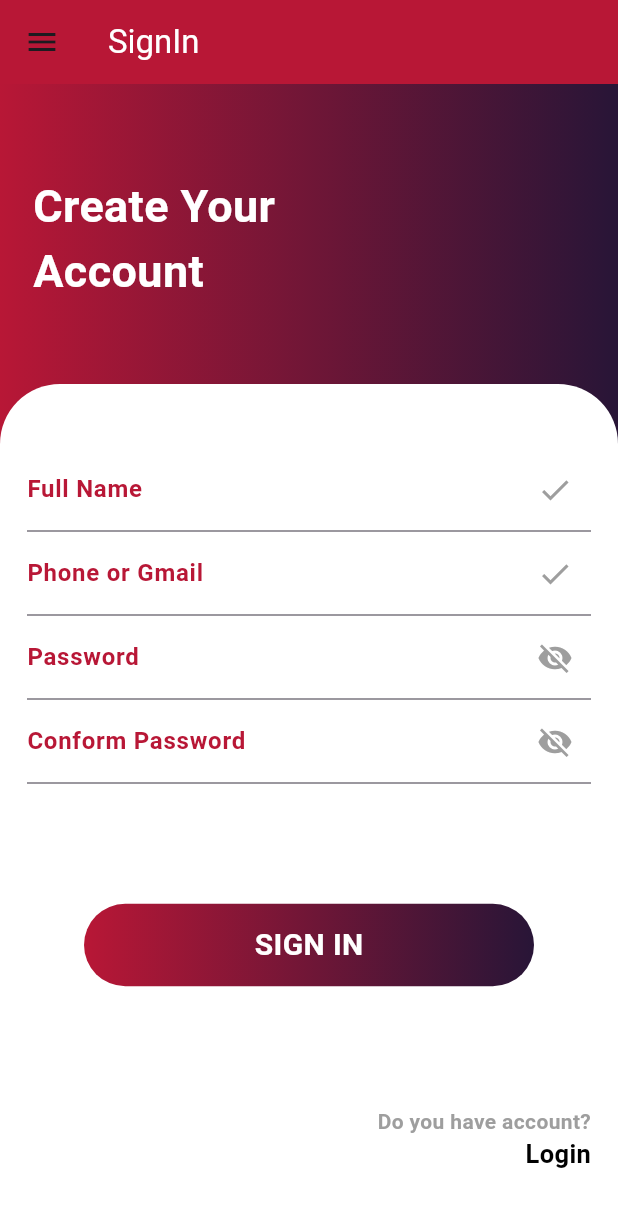
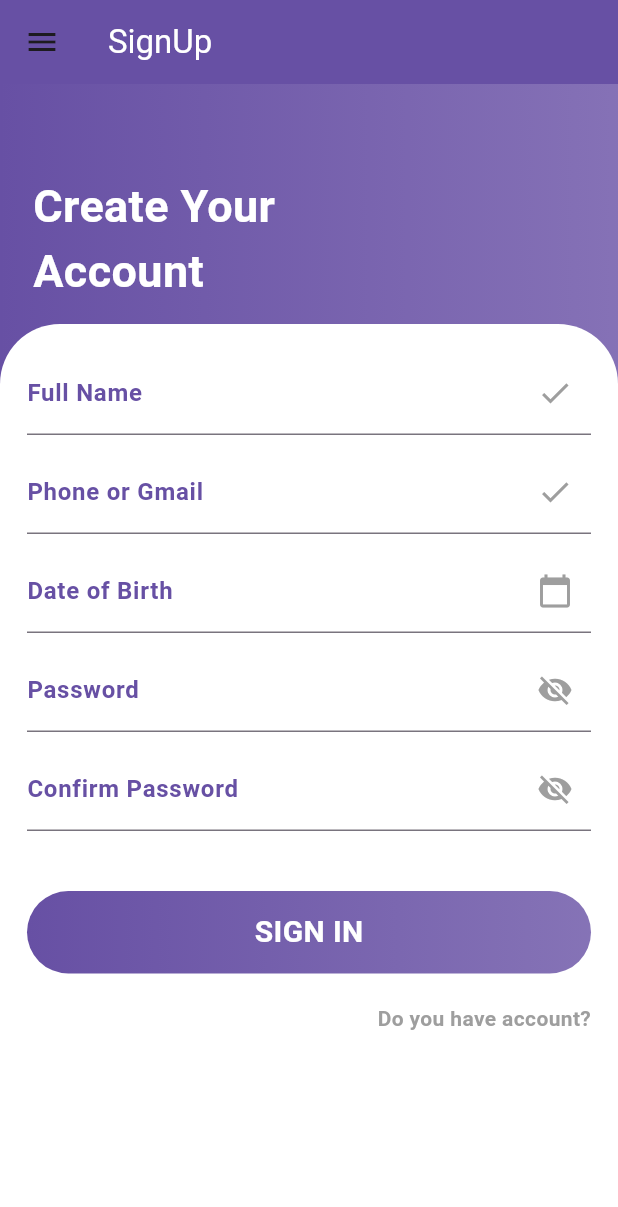
Before and after one commit to kadebe/24949_Patrick_Kadebe, a Flutter app: the Signup screen opened directly, on a phone screen of 412 x 824 dp. Shown: the top 1207 px of the screen. Run offline on Flutter 3.47's test engine with Material 3 defaults, Android fonts, the phone set to English and light mode, and no system bars; our stand-ins replace connectivity_plus, get, math_expressions, shared_preferences; accounts and stored records are empty.

```diff
--- a/lib/screens/calculator/calculator.dart
+++ b/lib/screens/calculator/calculator.dart
@@ -46,7 +46,7 @@ class _CalculatorState extends State<Calculator> {
             "Calculator",
             style: TextStyle(color: Colors.white),
           ),
-          backgroundColor: Color(0xffB81736),
+          backgroundColor: Color(0xff8563ab),
         ),
         body: Column(
           children: [
--- a/lib/screens/signup/signup.dart
+++ b/lib/screens/signup/signup.dart
@@ -9,27 +9,45 @@ class Signup extends StatefulWidget {
 }
 
 class _SignupState extends State<Signup> {
+  DateTime _selectedDate = DateTime.now();
+  TextEditingController _dateController = TextEditingController();
+
+  Future<void> _selectDate(BuildContext context) async {
+    final DateTime? picked = await showDatePicker(
+      context: context,
+      initialDate: _selectedDate,
+      firstDate: DateTime(1900),
+      lastDate: DateTime.now(),
+    );
+    if (picked != null && picked != _selectedDate) {
+      setState(() {
+        _selectedDate = picked;
+        _dateController.text = "${_selectedDate.toLocal()}".split(' ')[0];
+      });
+    }
+  }
+
   @override
   Widget build(BuildContext context) {
+    final theme = Theme.of(context);
     return Scaffold(
       drawer: SideMenu(),
       appBar: AppBar(
         title: Text(
-            "SignIn",
+          "SignUp",
           style: TextStyle(color: Colors.white),
         ),
-          backgroundColor: Color(0xffB81736),
+        backgroundColor: theme.primaryColor,
       ),
       body: Stack(
-          //thanks for watching
         children: [
           Container(
             height: double.infinity,
             width: double.infinity,
-              decoration: const BoxDecoration(
+            decoration: BoxDecoration(
               gradient: LinearGradient(colors: [
-                  Color(0xffB81736),
-                  Color(0xff281537),
+                theme.primaryColor,
+                theme.primaryColor.withOpacity(0.8),
               ]),
             ),
             child: const Padding(
@@ -44,7 +62,7 @@ class _SignupState extends State<Signup> {
             ),
           ),
           Padding(
-              padding: const EdgeInsets.only(top: 200.0),
+            padding: const EdgeInsets.only(top: 160.0),
             child: Container(
               decoration: const BoxDecoration(
                 borderRadius: BorderRadius.only(
@@ -54,12 +72,12 @@ class _SignupState extends State<Signup> {
               ),
               height: double.infinity,
               width: double.infinity,
+              child: SingleChildScrollView(
                 child: Padding(
-                  padding: const EdgeInsets.only(left: 18.0, right: 18),
+                  padding: const EdgeInsets.all(18.0),
                   child: Column(
-                    mainAxisAlignment: MainAxisAlignment.center,
                     children: [
-                      const TextField(
+                      TextField(
                         decoration: InputDecoration(
                           suffixIcon: Icon(
                             Icons.check,
@@ -69,11 +87,13 @@ class _SignupState extends State<Signup> {
                             'Full Name',
                             style: TextStyle(
                               fontWeight: FontWeight.bold,
-                                color: Color(0xffB81736),
+                              color: theme.primaryColor,
                             ),
-                            )),
                           ),
-                      const TextField(
+                        ),
+                      ),
+                      const SizedBox(height: 10),
+                      TextField(
                         decoration: InputDecoration(
                           suffixIcon: Icon(
                             Icons.check,
@@ -83,11 +103,32 @@ class _SignupState extends State<Signup> {
                             'Phone or Gmail',
                             style: TextStyle(
                               fontWeight: FontWeight.bold,
-                                color: Color(0xffB81736),
+                              color: theme.primaryColor,
                             ),
-                            )),
                           ),
-                      const TextField(
+                        ),
+                      ),
+                      const SizedBox(height: 10),
+                      TextField(
+                        controller: _dateController,
+                        readOnly: true,
+                        onTap: () => _selectDate(context),
+                        decoration: InputDecoration(
+                          suffixIcon: Icon(
+                            Icons.calendar_today,
+                            color: Colors.grey,
+                          ),
+                          label: Text(
+                            'Date of Birth',
+                            style: TextStyle(
+                              fontWeight: FontWeight.bold,
+                              color: theme.primaryColor,
+                            ),
+                          ),
+                        ),
+                      ),
+                      const SizedBox(height: 10),
+                      TextField(
                         decoration: InputDecoration(
                           suffixIcon: Icon(
                             Icons.visibility_off,
@@ -97,38 +138,36 @@ class _SignupState extends State<Signup> {
                             'Password',
                             style: TextStyle(
                               fontWeight: FontWeight.bold,
-                                color: Color(0xffB81736),
+                              color: theme.primaryColor,
                             ),
-                            )),
                           ),
-                      const TextField(
+                        ),
+                      ),
+                      const SizedBox(height: 10),
+                      TextField(
                         decoration: InputDecoration(
                           suffixIcon: Icon(
                             Icons.visibility_off,
                             color: Colors.grey,
                           ),
                           label: Text(
-                              'Conform Password',
+                            'Confirm Password',
                             style: TextStyle(
                               fontWeight: FontWeight.bold,
-                                color: Color(0xffB81736),
+                              color: theme.primaryColor,
                             ),
-                            )),
                           ),
-                      const SizedBox(
-                        height: 10,
                         ),
-                      const SizedBox(
-                        height: 70,
                       ),
+                      const SizedBox(height: 40),
                       Container(
                         height: 55,
-                        width: 300,
+                        width: double.infinity,
                         decoration: BoxDecoration(
                           borderRadius: BorderRadius.circular(30),
-                          gradient: const LinearGradient(colors: [
-                            Color(0xffB81736),
-                            Color(0xff281537),
+                          gradient: LinearGradient(colors: [
+                            theme.primaryColor,
+                            theme.primaryColor.withOpacity(0.8),
                           ]),
                         ),
                         child: const Center(
@@ -141,9 +180,7 @@ class _SignupState extends State<Signup> {
                           ),
                         ),
                       ),
-                      const SizedBox(
-                        height: 80,
-                      ),
+                      const SizedBox(height: 20),
                       const Align(
                         alignment: Alignment.bottomRight,
                         child: Column(
@@ -156,15 +193,6 @@ class _SignupState extends State<Signup> {
                                   fontWeight: FontWeight.bold,
                                   color: Colors.grey),
                             ),
-                            Text(
-                              "Login",
-                              style: TextStyle(
-
-                                  ///done login page
-                                  fontWeight: FontWeight.bold,
-                                  fontSize: 17,
-                                  color: Colors.black),
-                            ),
                           ],
                         ),
                       )
@@ -173,7 +201,9 @@ class _SignupState extends State<Signup> {
                 ),
               ),
             ),
+          ),
         ],
-        ));
+      ),
+    );
   }
 }
```
Also changed, not shown: lib/ThemeNotifier.dart (added, +34 -0 lines), lib/controller/network_controller.dart (added, +47 -0 lines), lib/dependency_injection.dart (added, +9 -0 lines), lib/main.dart (+17 -23 lines), lib/network_connectivity.dart (added, +45 -0 lines), lib/screens/drawer/sidemenu.dart (+11 -1 lines), lib/screens/home/home.dart (+53 -30 lines), lib/screens/home/theme_notifier..dart (added, +34 -0 lines), lib/screens/login/login.dart (+23 -20 lines), pubspec.yaml (+26 -16 lines), pubspec.lock, 5 other files. Lines whose indentation alone changed are shown as unchanged.
